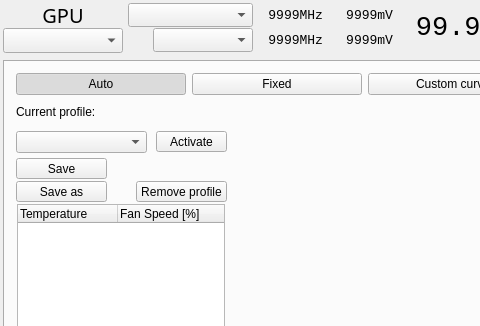
Before: the Qt Designer form radeon-profile/radeon_profile.ui in marazmista/radeon-profile, drawn with Qt 5; both pictures show x 0 to 480 and y 0 to 326 of the 832 by 484 pixel window.
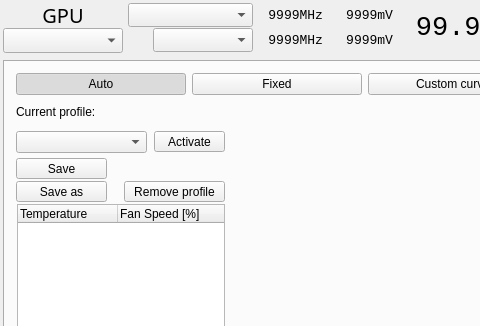
After: the same form once the commit is applied. The open tabs and pages were chosen to show the change. Icons and pictures are not drawn. Custom widgets are drawn as their Qt base class.

Commit message: fixed wrong fan speed calculation, minor ui tweaks

Diff of the .ui file:
```diff
--- a/radeon-profile/radeon_profile.ui
+++ b/radeon-profile/radeon_profile.ui
@@ -1539,7 +1539,7 @@
               <widget class="QPushButton" name="btn_activateFanProfile">
                <property name="geometry">
                 <rect>
-                 <x>140</x>
+                 <x>138</x>
                  <y>30</y>
                  <width>71</width>
                  <height>21</height>
@@ -1604,9 +1604,9 @@
               <widget class="QPushButton" name="btn_removeFanProfile">
                <property name="geometry">
                 <rect>
-                 <x>120</x>
+                 <x>108</x>
                  <y>80</y>
-                 <width>91</width>
+                 <width>101</width>
                  <height>21</height>
                 </rect>
                </property>
```
Left out of the diff: 12 changed lines with no effect on the pictures. The commit also changes 3 other files.
